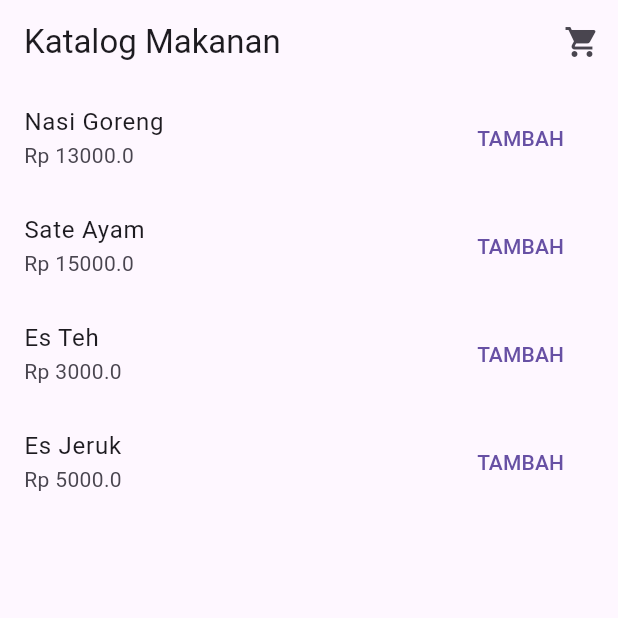
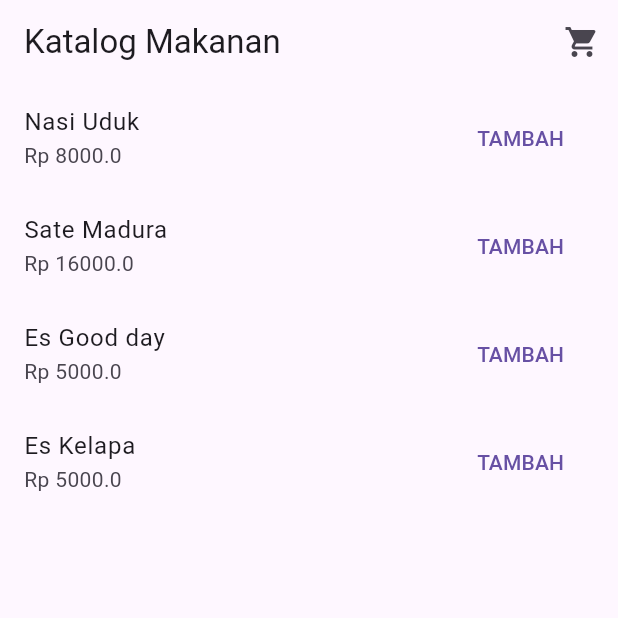
Before and after one commit to damarbagas-234/latihan_week_3_flutter_provider_1123150107, a Flutter app: the screen it shows after launch, on a phone screen of 412 x 824 dp, the top half of it. Run offline on Flutter 3.47's test engine with Material 3 defaults, Android fonts, the phone set to English and light mode, and no system bars.

Commit message:
mengubah menu makanan dan menu minuman serta mengubah harga pada catalog_page.dart

```diff
--- a/lib/features/cart/presentation/pages/catalog_page.dart
+++ b/lib/features/cart/presentation/pages/catalog_page.dart
@@ -6,10 +6,10 @@ import '../widgets/add_button_widget.dart';
 class CatalogPage extends StatelessWidget {
   const CatalogPage({super.key});
   static final List<Product> _products = [
-    const Product(id: '1', name: 'Nasi Goreng', price: 13000),
-    const Product(id: '2', name: 'Sate Ayam', price: 15000),
-    const Product(id: '3', name: 'Es Teh', price: 3000),
-    const Product(id: '4', name: 'Es Jeruk', price: 5000),
+    const Product(id: '1', name: 'Nasi Uduk', price: 8000),
+    const Product(id: '2', name: 'Sate Madura', price: 16000),
+    const Product(id: '3', name: 'Es Good day', price: 5000),
+    const Product(id: '4', name: 'Es Kelapa', price: 5000),
   ];
   @override
   Widget build(BuildContext context) {
```
